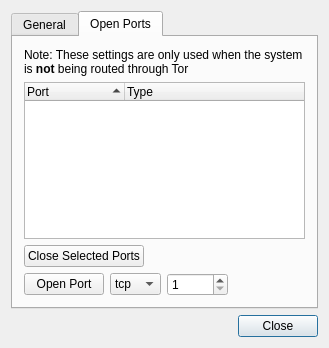
Before: the Qt Designer form src-qt5/pc-fwmanager/mainwindow.ui in trueos/pcbsd, drawn with Qt 5.
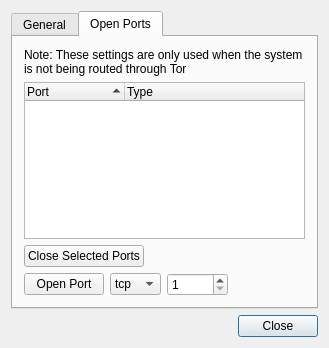
After: the same form once the commit is applied. The open tabs and pages were chosen to show the change.

Commit message: Removed one line of html tags from rich text in fw-manager

Patch:
```diff
--- a/src-qt5/pc-fwmanager/mainwindow.ui
+++ b/src-qt5/pc-fwmanager/mainwindow.ui
@@ -184,7 +184,7 @@
        <item>
         <widget class="QLabel" name="label">
          <property name="text">
-          <string>&lt;html&gt;&lt;head/&gt;&lt;body&gt;&lt;p&gt;Note: These settings are only used when the system is &lt;span style=&quot; font-weight:600;&quot;&gt;not&lt;/span&gt; being routed through Tor&lt;/p&gt;&lt;/body&gt;&lt;/html&gt;</string>
+          <string>Note: These settings are only used when the system is not being routed through Tor</string>
          </property>
          <property name="wordWrap">
           <bool>true</bool>
```
Left out of the diff: 2 changed lines with no effect on the pictures.
